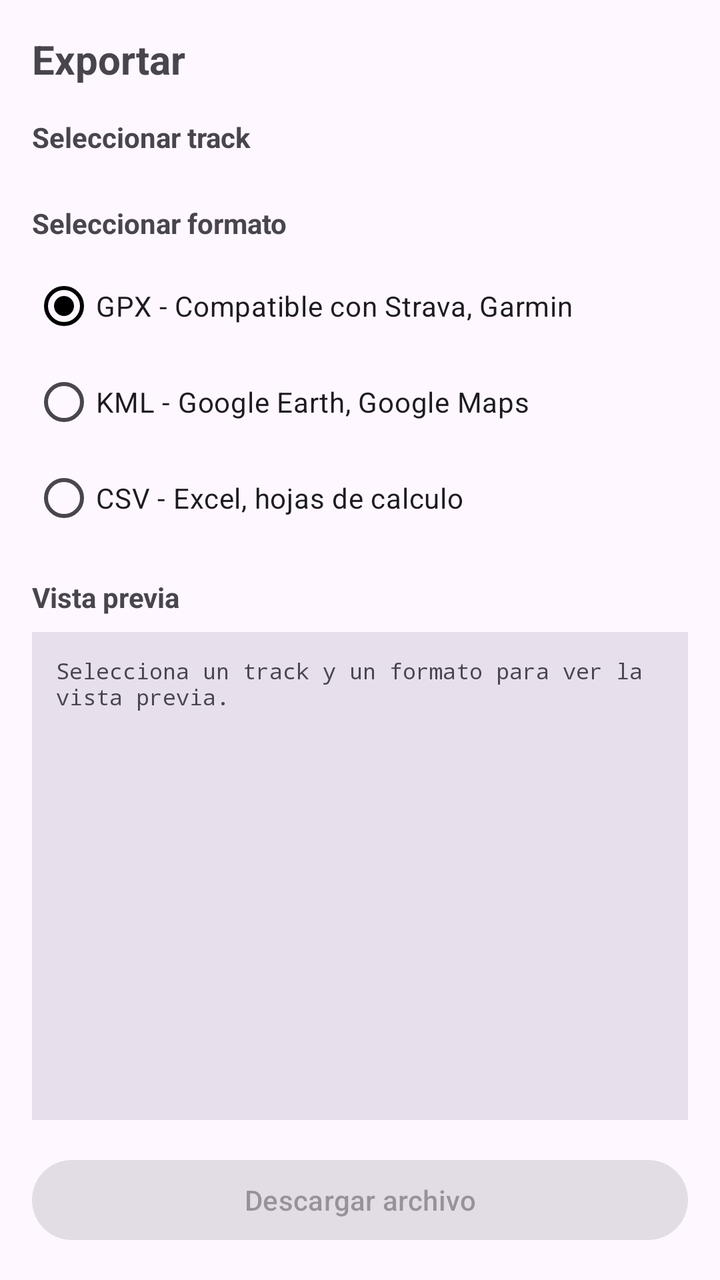
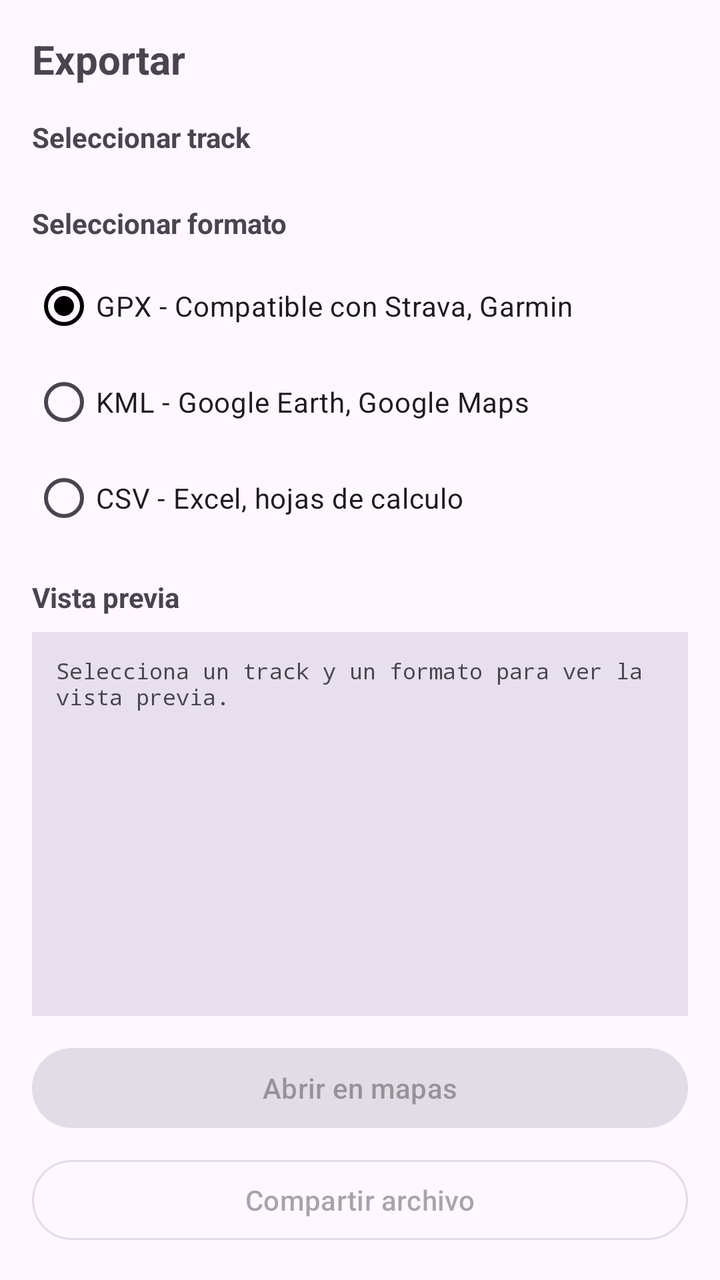

An Android layout rendered at two revisions. The XML below is the earlier revision; the diff shows what the commit changed to produce the second picture.
<!-- AndroidManifest.xml: application theme Theme.GPSTracker -->
<!-- res/layout/fragment_export.xml -->
<?xml version="1.0" encoding="utf-8"?>
<LinearLayout xmlns:android="http://schemas.android.com/apk/res/android"
    android:layout_width="match_parent"
    android:layout_height="match_parent"
    android:orientation="vertical"
    android:padding="16dp">

    <TextView
        android:layout_width="match_parent"
        android:layout_height="wrap_content"
        android:text="Exportar"
        android:textSize="20sp"
        android:textStyle="bold"
        android:paddingBottom="16dp" />

    <TextView
        android:layout_width="match_parent"
        android:layout_height="wrap_content"
        android:text="Seleccionar track"
        android:textSize="14sp"
        android:textStyle="bold"
        android:textColor="?android:attr/textColorSecondary"
        android:paddingBottom="8dp" />

    <androidx.recyclerview.widget.RecyclerView
        android:id="@+id/rv_export_tracks"
        android:layout_width="match_parent"
        android:layout_height="wrap_content"
        android:paddingBottom="16dp" />

    <TextView
        android:layout_width="match_parent"
        android:layout_height="wrap_content"
        android:text="@string/select_format"
        android:textSize="14sp"
        android:textStyle="bold"
        android:textColor="?android:attr/textColorSecondary"
        android:paddingBottom="8dp" />

    <RadioGroup
        android:id="@+id/rg_format"
        android:layout_width="match_parent"
        android:layout_height="wrap_content"
        android:paddingBottom="16dp">

        <RadioButton
            android:id="@+id/rb_gpx"
            android:layout_width="match_parent"
            android:layout_height="wrap_content"
            android:text="GPX - Compatible con Strava, Garmin"
            android:checked="true" />

        <RadioButton
            android:id="@+id/rb_kml"
            android:layout_width="match_parent"
            android:layout_height="wrap_content"
            android:text="KML - Google Earth, Google Maps" />

        <RadioButton
            android:id="@+id/rb_csv"
            android:layout_width="match_parent"
            android:layout_height="wrap_content"
            android:text="CSV - Excel, hojas de calculo" />
    </RadioGroup>

    <TextView
        android:layout_width="match_parent"
        android:layout_height="wrap_content"
        android:text="@string/preview"
        android:textSize="14sp"
        android:textStyle="bold"
        android:textColor="?android:attr/textColorSecondary"
        android:paddingBottom="8dp" />

    <ScrollView
        android:layout_width="match_parent"
        android:layout_height="0dp"
        android:layout_weight="1"
        android:background="?attr/colorSurfaceVariant"
        android:padding="12dp">

        <TextView
            android:id="@+id/tv_preview"
            android:layout_width="match_parent"
            android:layout_height="wrap_content"
            android:fontFamily="monospace"
            android:textSize="11sp"
            android:text="Selecciona un track y un formato para ver la vista previa." />
    </ScrollView>

    <com.google.android.material.button.MaterialButton
        android:id="@+id/btn_download"
        android:layout_width="match_parent"
        android:layout_height="wrap_content"
        android:layout_marginTop="16dp"
        android:text="@string/download"
        android:enabled="false" />
</LinearLayout>
<!-- resources referenced by this layout -->
<resources>
  <string name="download">Descargar archivo</string>
  <string name="preview">Vista previa</string>
  <string name="select_format">Seleccionar formato</string>
  <style name="Theme.GPSTracker" parent="Theme.Material3.DayNight.NoActionBar">
          <item name="colorPrimary">@color/black</item>
          <item name="colorPrimaryVariant">@color/black</item>
          <item name="colorOnPrimary">@color/white</item>
          <item name="colorSecondary">@color/accent</item>
          <item name="android:statusBarColor">@color/black</item>
          <item name="android:navigationBarColor">@color/white</item>
      </style>
  <color name="black">#FF000000</color>
  <color name="white">#FFFFFFFF</color>
  <color name="accent">#FF3B82F6</color>
</resources>

<!-- the commit's change to res/layout/fragment_export.xml (unified diff, before → after) -->
@@ -89,10 +89,19 @@
     </ScrollView>
 
     <com.google.android.material.button.MaterialButton
-        android:id="@+id/btn_download"
+        android:id="@+id/btn_open"
         android:layout_width="match_parent"
         android:layout_height="wrap_content"
-        android:layout_marginTop="16dp"
-        android:text="@string/download"
+        android:layout_marginTop="12dp"
+        android:text="Abrir en mapas"
+        android:enabled="false" />
+
+    <com.google.android.material.button.MaterialButton
+        android:id="@+id/btn_download"
+        style="@style/Widget.Material3.Button.OutlinedButton"
+        android:layout_width="match_parent"
+        android:layout_height="wrap_content"
+        android:layout_marginTop="8dp"
+        android:text="Compartir archivo"
         android:enabled="false" />
 </LinearLayout>
<!-- resource entries referenced after the edit -->
@@ -1,6 +1,5 @@
 <!-- resources referenced by this layout -->
 <resources>
-  <string name="download">Descargar archivo</string>
   <string name="preview">Vista previa</string>
   <string name="select_format">Seleccionar formato</string>
   <style name="Theme.GPSTracker" parent="Theme.Material3.DayNight.NoActionBar">
